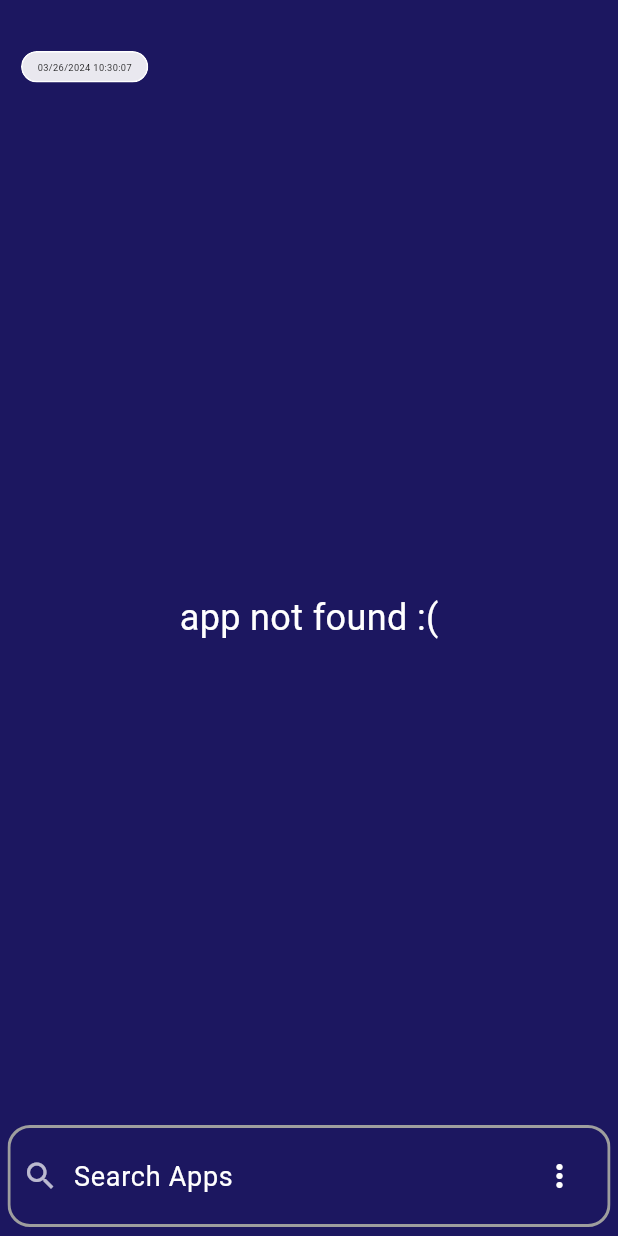
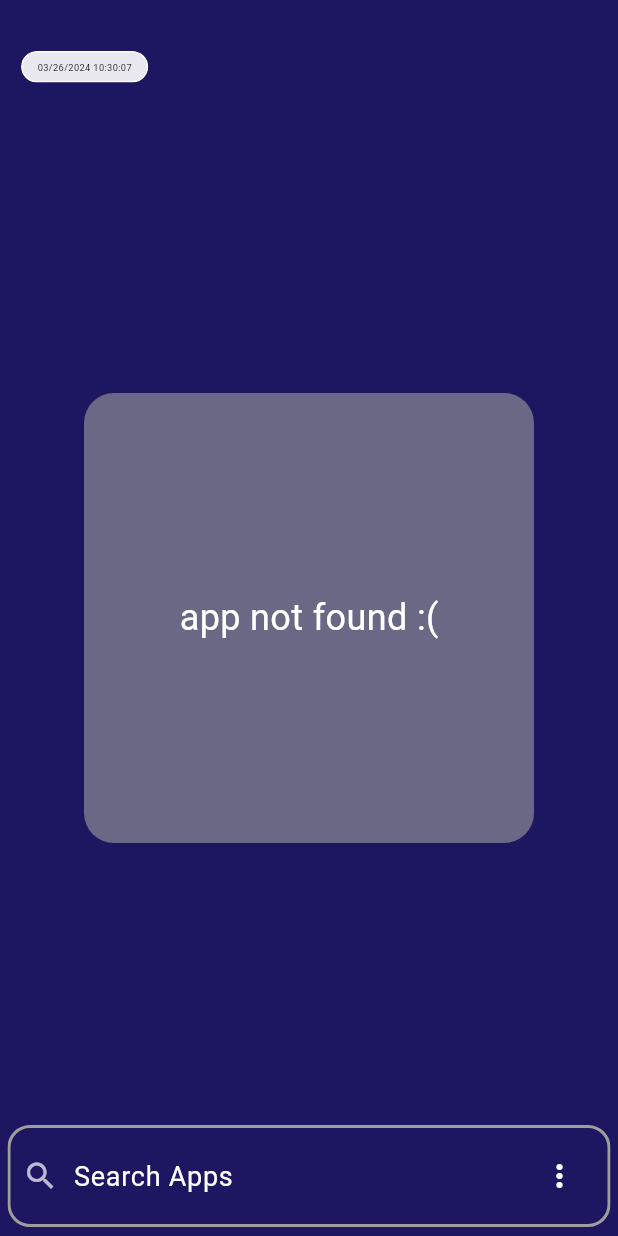
Before and after one commit to Nirvana2299/s_launcher, a Flutter app: the screen it shows after launch, on a phone screen of 412 x 824 dp. Run offline on Flutter 3.47's test engine with Material 3 defaults, Android fonts, the phone set to English and light mode, and no system bars; missing offline and left inert: device_apps.

Commit message:
modified:   lib/UI/app_drawer.dart modified:   lib/main.dart

```diff
--- a/lib/main.dart
+++ b/lib/main.dart
@@ -54,29 +54,10 @@ class _MyHomePageState extends State<MyHomePage> {
   TextEditingController searchBarTextController = TextEditingController();
   final ScrollController firstController = ScrollController();
 
-  // String? _timeString;
-
-  // String _formatDateTime(DateTime dateTime) {
-  //   return DateFormat('MM/dd/yyyy hh:mm:ss').format(dateTime);
-  // }
-
-  // void _getTime() {
-  //   final DateTime now = DateTime.now();
-  //   final String formattedDateTime = _formatDateTime(now);
-  //   setState(() {
-  //     _timeString = formattedDateTime;
-  //   });
-  // }
-
-  openSettingsApp() {
-    setState(() {
-      DeviceApps.openApp('com.android.settings');
-    });
-  }
-
   bool wallpaperMode = false;
 
   changeBackground() {
+    Navigator.pop(context);
     setState(() {
       if (!wallpaperMode) {
         wallpaperMode = true;
@@ -86,9 +67,13 @@ class _MyHomePageState extends State<MyHomePage> {
     });
   }
 
+  List<Application> searchResultList = [];
   List<Application> applications = [];
   bool loading = false;
   List<Application> searchList = [];
+
+  List<Application> filteredApplications = [];
+  bool searching = false;
 
   @override
   void initState() {
@@ -128,86 +113,37 @@ class _MyHomePageState extends State<MyHomePage> {
         (a, b) => a.appName.toLowerCase().compareTo(b.appName.toLowerCase()));
   }
 
+  void updateList() {
+    setState(() {
+      searchList = applications;
+      searchBarTextController.clear();
+      searching = false;
+    });
+  }
+
   void searchResult(String query) {
     query = query.trim();
     if (query.isNotEmpty) {
       setState(() {
-        searchList = applications
+        filteredApplications = applications
             .where((app) =>
                 app.appName.toLowerCase().contains(query.toLowerCase()))
             .toList();
+        searching = true;
       });
     } else {
       setState(() {
-        searchList = List.of(applications); // Reset searchList to all apps
+        // filteredApplications = List.of(applications);
+        searching = false;
       });
     }
   }
-  // void getApplications() async {
-  //   try {
-  //     loading = true;
-  //     final apps = await DeviceApps.getInstalledApplications(
-  //       includeAppIcons: true,
-  //       includeSystemApps: true,
-  //       onlyAppsWithLaunchIntent: true,
-  //     );
-  //     setState(() {
-  //       applications = apps;
-  //       sortApps(applications);
-  //       searchList = sortedApps;
-  //     });
-  //     loading = false;
-  //     print('refresh triggered 3');
-  //   } catch (e) {
-  //     SnackBar(
-  //       content: Text(e.toString()),
-  //     );
-  //   } finally {
-  //     loading = false;
-  //   }
-  // }
-
-  // List sortedApps = [];
-
-  // List sortApps(List appsListName) {
-  //   sortedApps = appsListName.map((e) => e).toList();
-  //   sortedApps.sort(
-  //     (a, b) => a.appName
-  //         .toString()
-  //         .toLowerCase()
-  //         .compareTo(b.appName.toString().toLowerCase()),
-  //   );
-  //   print('refresh triggered 2');
-  //   return sortedApps;
-  // }
-
-  // List searchList = [];
-
-  // void searchResult(String query) {
-  //   query = query.trim();
-  //   if (query.isNotEmpty) {
-  //     searchList = sortedApps
-  //         .where((application) => application.appName
-  //             .toString()
-  //             .toLowerCase()
-  //             .contains(query.toLowerCase()))
-  //         .toList();
-  //   } else {
-  //     searchList = sortedApps;
-  //   }
-  //   print('refresh triggered');
-  //   setState(() {});
-  // }
-
-  // @override
-  // void initState() {
-  //   super.initState();
-  //   getApplications();
-  // }
 
   @override
   Widget build(BuildContext context) {
-    return Scaffold(
+    return GestureDetector(
+      // onTap: () => FocusScope.of(context).unfocus(),
+      child: Scaffold(
         backgroundColor:
             wallpaperMode ? Colors.transparent : const Color(0xff1C1760),
         body: SafeArea(
@@ -220,32 +156,35 @@ class _MyHomePageState extends State<MyHomePage> {
                     ? const Center(
                         child: CircularProgressIndicator(),
                       )
-                  : searchList.isEmpty
+                    : filteredApplications.isEmpty && searchBarTextController.text.isNotEmpty || searchList.isEmpty
                         ? BackdropFilter(
                             filter: ImageFilter.blur(sigmaX: 3, sigmaY: 3),
+                            child: Center(
+                              child: Container(
+                                decoration: BoxDecoration(borderRadius: BorderRadius.circular(20.0),color: Colors.grey.withOpacity(0.6)),
+                                height: 300,
+                                width: 300,
+
                                 child: const Center(
                                   child: Text(
                                     'app not found :(',
                                     style: TextStyle(
                                         fontSize: 24.0, color: Colors.white),
                                   ),
+                                ),
+                              ),
                             ))
                         : SingleChildScrollView(
                             // controller: firstController,
-                          child: Column(
-                            children: [
-                              Padding(
+                            child: Padding(
                               padding: const EdgeInsets.only(top: 8.0),
                               child: AppDrawer(
-                                  sortedApps: searchList,
+                                sortedApps:
+                                    searching ? filteredApplications : searchList,
                                 scrollController: firstController,
                               ),
                             ),
-                            ],
                           ),
-                        ),
-              Stack(
-                children: [
                 Builder(builder: (context) {
                   return Positioned(
                       top: 0,
@@ -255,76 +194,39 @@ class _MyHomePageState extends State<MyHomePage> {
                           child: BackdropFilter(
                               filter: ImageFilter.blur(sigmaX: 5, sigmaY: 5),
                               child: Container(
-                                  height:
-                                      MediaQuery.of(context).size.width * 0.09,
+                                height: MediaQuery.of(context).size.width * 0.09,
                                 decoration: const BoxDecoration(
                                     color: Colors.transparent),
                               ))));
                 }),
                 const Positioned(top: 34, left: 9, child: ClockWidget()),
+                Builder(
+                  builder: (context) {
+                    return Stack(
+                      children: [
                         Positioned(
+                          bottom: 0,
                           left: 0,
                           right: 0,
-                    bottom: 0,
-                    child: ClipRRect(child: Builder(builder: (context) {
-                      return BackdropFilter(
-                        filter: ImageFilter.blur(sigmaX: 5, sigmaY: 5),
-                        child: Container(
-                          padding: const EdgeInsets.only(bottom: 6.0),
-                          decoration: BoxDecoration(
-                            borderRadius: BorderRadius.circular(15.0),
-                            color: Colors.transparent,
+                          child: Builder(
+                            builder: (context) {
+                              return CustomSearchBar(
+
+                               searchBarTextController: searchBarTextController,
+                               changeBackground: changeBackground,
+                               fetchApplications: fetchApplications,
+                               onChanged: (value) => searchResult(value),
+                               onTap: updateList,
+                                    );
+                            }
                           ),
-                          child: SearchBar(
-                            controller: searchBarTextController,
-                            elevation: const MaterialStatePropertyAll(0),
-                            textStyle: const MaterialStatePropertyAll(
-                                TextStyle(color: Colors.white)),
-                            backgroundColor: const MaterialStatePropertyAll(
-                                Colors.transparent),
-                            onChanged: (value) => searchResult(value),
-                            shape: MaterialStatePropertyAll(
-                              RoundedRectangleBorder(
-                                  borderRadius: BorderRadius.circular(15.0)),
                         ),
-                            hintText: 'Search Apps',
-                            padding: const MaterialStatePropertyAll(
-                                EdgeInsets.all(10.0)),
-                            side: MaterialStatePropertyAll(BorderSide(
-                                color: Colors.grey.shade500, width: 2.0)),
-                            hintStyle: const MaterialStatePropertyAll(
-                                TextStyle(color: Colors.white, fontSize: 18.0)),
-                            leading: const Icon(
-                              Icons.search,
-                              color: Colors.white70,
+                      ],
+                    );
+                  }
                 ),
-                            trailing: [
-                              GestureDetector(
-                                  onTap: () => setState(() {
-                                        searchList = applications;
-                                        searchBarTextController.clear();
-                                      }),
-                                  child: searchBarTextController.text.isNotEmpty
-                                      ? const Icon(
-                                          Icons.cancel,
-                                          color: Colors.white70,
-                                        )
-                                      : Container()),
-                              PopupMenuExample(
-                                context1: context,
-                                onTap: changeBackground,
-                                reload: fetchApplications,
-                                openSettingsApp: openSettingsApp,
-                              )
               ],
             ),
-                        ),
-                      );
-                    })),
-                  )
-                ],
-              ),
-            ],
           ),
         ),
       ),
@@ -332,7 +234,7 @@ class _MyHomePageState extends State<MyHomePage> {
   }
 }
 
-class PopupMenuExample extends StatefulWidget {
+class PopupMenuExample extends StatelessWidget {
   final BuildContext context1;
   final void Function()? onTap;
   final void Function()? reload;
@@ -345,13 +247,6 @@ class PopupMenuExample extends StatefulWidget {
       this.reload,
       this.openSettingsApp});
 
-  @override
-  State<PopupMenuExample> createState() => _PopupMenuExampleState();
-}
-
-enum Menu { wallpaperMode, systemSettings, appListReload, remove, download }
-
-class _PopupMenuExampleState extends State<PopupMenuExample> {
   @override
   Widget build(BuildContext context1) {
     return PopupMenuButton<Menu>(
@@ -367,7 +262,7 @@ class _PopupMenuExampleState extends State<PopupMenuExample> {
         PopupMenuItem<Menu>(
           value: Menu.wallpaperMode,
           child: ListTile(
-            onTap: () => widget.onTap!(),
+            onTap: () => onTap!(),
             leading: const Icon(Icons.wallpaper),
             title: const Text('Wallpaper Mode'),
           ),
@@ -375,7 +270,7 @@ class _PopupMenuExampleState extends State<PopupMenuExample> {
         PopupMenuItem<Menu>(
           value: Menu.systemSettings,
           child: ListTile(
-            onTap: () => widget.openSettingsApp(),
+            onTap: () => openSettingsApp(),
             leading: const Icon(Icons.settings),
             title: const Text('System Settings'),
           ),
@@ -383,7 +278,7 @@ class _PopupMenuExampleState extends State<PopupMenuExample> {
         PopupMenuItem<Menu>(
           value: Menu.appListReload,
           child: ListTile(
-            onTap: widget.reload,
+            onTap: reload,
             leading: const Icon(Icons.restart_alt),
             title: const Text('Reload App Drawer'),
           ),
@@ -408,6 +303,8 @@ class _PopupMenuExampleState extends State<PopupMenuExample> {
   }
 }
 
+enum Menu { wallpaperMode, systemSettings, appListReload, remove, download }
+
 class ClockWidget extends StatelessWidget {
   const ClockWidget({super.key});
 
@@ -419,7 +316,7 @@ class ClockWidget extends StatelessWidget {
         return ClipRRect(
             borderRadius: BorderRadius.circular(50.0),
             child: BackdropFilter(
-                filter: ImageFilter.blur(sigmaX: 5, sigmaY: 5),
+                filter: ImageFilter.blur(sigmaX: 10, sigmaY: 10),
                 child: Container(
                     decoration: BoxDecoration(
                         border: Border.all(color: Colors.white),
@@ -439,3 +336,79 @@ class ClockWidget extends StatelessWidget {
     );
   }
 }
+
+class CustomSearchBar extends StatelessWidget {
+  final void Function()? onTap;
+  final void Function(String)? onChanged;
+  final TextEditingController searchBarTextController;
+  final void Function() changeBackground;
+  final void Function() fetchApplications;
+
+  const CustomSearchBar(
+      {super.key,
+      this.onTap,
+      this.onChanged,
+      required this.searchBarTextController,
+      required this.changeBackground,
+      required this.fetchApplications});
+
+  @override
+  Widget build(BuildContext context) {
+    openSettingsApp() {
+      Navigator.pop(context);
+      DeviceApps.openApp('com.android.settings');
+    }
+
+    return ClipRRect(child: Builder(builder: (context) {
+      return BackdropFilter(
+        filter: ImageFilter.blur(sigmaX: 5, sigmaY: 5),
+        child: Container(
+          padding: const EdgeInsets.only(bottom: 6.0),
+          decoration: BoxDecoration(
+            borderRadius: BorderRadius.circular(15.0),
+            color: Colors.transparent,
+          ),
+          child: SearchBar(
+                controller: searchBarTextController,
+                elevation: const MaterialStatePropertyAll(0),
+                textStyle: const MaterialStatePropertyAll(
+                    TextStyle(color: Colors.white)),
+                backgroundColor:
+                    const MaterialStatePropertyAll(Colors.transparent),
+                onChanged: (value) => onChanged!(value),
+                shape: MaterialStatePropertyAll(
+                  RoundedRectangleBorder(
+                      borderRadius: BorderRadius.circular(15.0)),
+                ),
+                hintText: 'Search Apps',
+                padding: const MaterialStatePropertyAll(EdgeInsets.all(10.0)),
+                side: MaterialStatePropertyAll(
+                    BorderSide(color: Colors.grey.shade500, width: 2.0)),
+                hintStyle: const MaterialStatePropertyAll(
+                    TextStyle(color: Colors.white, fontSize: 18.0)),
+                leading: const Icon(
+                  Icons.search,
+                  color: Colors.white70,
+                ),
+                trailing: [
+                  GestureDetector(
+                      onTap: onTap,
+                      child: searchBarTextController.text.isNotEmpty
+                          ? const Icon(
+                              Icons.cancel,
+                              color: Colors.white70,
+                            )
+                          : Container()),
+                  PopupMenuExample(
+                    context1: context,
+                    onTap: changeBackground,
+                    reload: fetchApplications,
+                    openSettingsApp: openSettingsApp,
+                  )
+                ],
+              )
+        ),
+      );
+    }));
+  }
+}
```
Also changed, not shown: lib/UI/app_drawer.dart (+116 -73 lines). Lines whose indentation alone changed are shown as unchanged.
